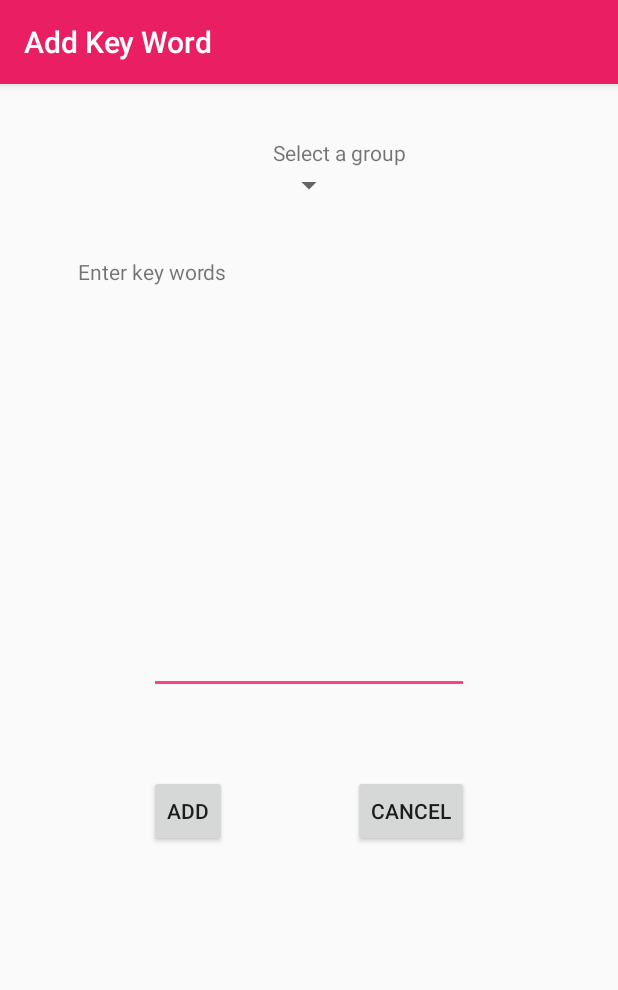
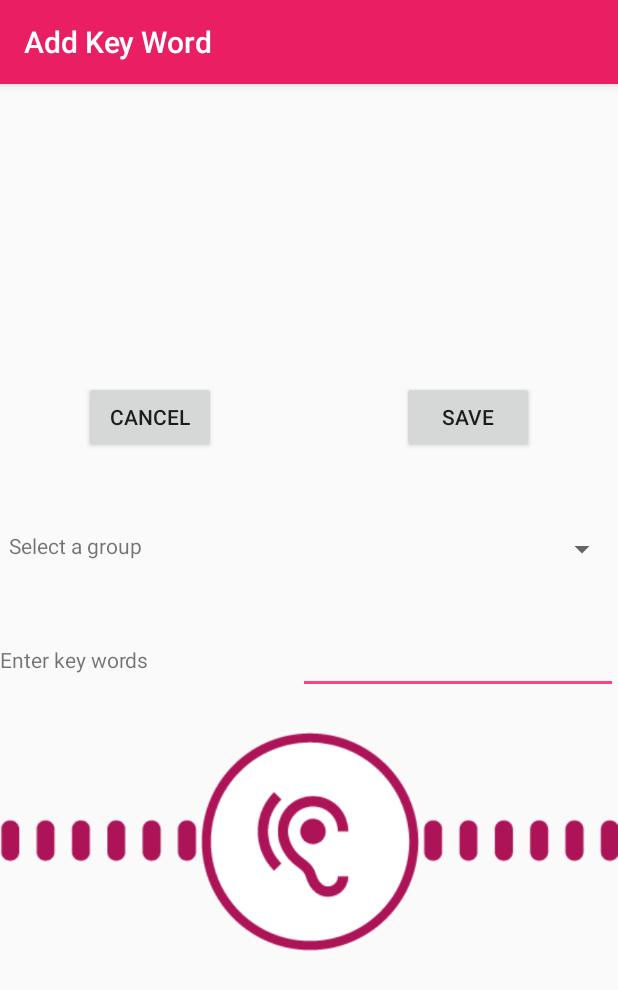
Before and after one commit to SNAP-SAPIENT/ThirdEar, an Android app: the AddKeyWordActivity screen opened directly, with no data from a screen before it, on a phone screen of 412 x 824 dp. Shown: the top 990 px of the screen. Run offline under Robolectric (Android 15) with nearby library versions, the phone set to English and light mode, and no system bars.

Commit message:
add keyword

```diff
--- a/Android/ThirdEar/app/src/main/res/layout/add_keyword_activity.xml
+++ b/Android/ThirdEar/app/src/main/res/layout/add_keyword_activity.xml
@@ -5,29 +5,31 @@
 
 
     <TextView
-        android:layout_width="wrap_content"
-        android:layout_height="wrap_content"
+        android:layout_width="100dp"
+        android:layout_height="20dp"
         android:text="@string/keywords_select_group"
         android:id="@+id/textView"
-        android:layout_marginTop="36dp"
-        android:layout_alignParentTop="true"
-        android:layout_alignStart="@+id/groups_dropdown" />
+        android:textAlignment="center"
+        android:elegantTextHeight="false"
+        android:layout_alignParentStart="false"
+        android:layout_alignTop="@+id/groups_dropdown" />
 
     <Spinner
-        android:layout_width="wrap_content"
+        android:layout_width="200dp"
         android:layout_height="wrap_content"
         android:id="@+id/groups_dropdown"
-        android:layout_below="@+id/textView"
-        android:layout_centerHorizontal="true" />
+        android:layout_marginBottom="39dp"
+        android:layout_above="@+id/trigger_text"
+        android:layout_alignParentEnd="true"
+        android:layout_toEndOf="@+id/textView" />
 
     <TextView
         android:layout_width="wrap_content"
         android:layout_height="wrap_content"
         android:text="@string/enter_key_words"
         android:id="@+id/textView2"
-        android:layout_marginTop="36dp"
-        android:layout_below="@+id/groups_dropdown"
-        android:layout_alignEnd="@+id/add_keyword" />
+        android:layout_centerVertical="true"
+        android:layout_alignParentStart="true" />
 
     <EditText
         android:layout_width="wrap_content"
@@ -36,29 +38,51 @@
         android:ems="10"
         android:id="@+id/trigger_text"
         android:layout_centerVertical="true"
+        android:layout_alignParentEnd="true" />
+
+    <ImageView
+        android:layout_width="wrap_content"
+        android:layout_height="wrap_content"
+        android:id="@+id/imageView2"
+        android:src="@drawable/soundwave_quiet"
+        android:layout_below="@+id/trigger_text"
         android:layout_centerHorizontal="true" />
 
-    <Button
-        style="?android:attr/buttonStyleSmall"
-        android:layout_width="wrap_content"
-        android:layout_height="wrap_content"
-        android:text="@string/add_keyword"
-        android:id="@+id/add_keyword"
-        android:layout_marginTop="54dp"
-        android:layout_below="@+id/trigger_text"
-        android:layout_alignStart="@+id/trigger_text"
-        android:onClick="addTrigger" />
+    <GridLayout
+        android:layout_width="300dp"
+        android:layout_height="100dp"
+        android:orientation="horizontal"
+        android:rowCount="20"
+        android:columnCount="30"
+        android:background="@null"
+        android:id="@+id/gridLayout"
+        android:layout_above="@+id/textView"
+        android:layout_centerHorizontal="true">
 
-    <Button
-        style="?android:attr/buttonStyleSmall"
-        android:layout_width="wrap_content"
-        android:layout_height="wrap_content"
-        android:text="@string/cancel"
-        android:id="@+id/cancel"
-        android:layout_alignTop="@+id/add_keyword"
-        android:layout_alignEnd="@+id/trigger_text"
-        android:onClick="closeActivity" />
+        <Button
+            android:layout_width="wrap_content"
+            android:layout_height="wrap_content"
+            android:text="@string/cancel"
+            android:id="@+id/cancel"
+            android:onClick="closeActivity"
+            android:layout_row="0"
+            android:layout_column="7"
+            android:layout_alignBaseline="@+id/textView2"
+            android:layout_alignBottom="@+id/textView2"
+            android:layout_toStartOf="@+id/trigger_text" />
 
+        <Button
+            android:layout_width="wrap_content"
+            android:layout_height="wrap_content"
+            android:text="@string/add_keyword"
+            android:id="@+id/add_keyword"
+            android:onClick="addTrigger"
+            android:layout_above="@+id/textView"
+            android:layout_alignParentEnd="true"
+            android:layout_row="0"
+            android:layout_column="29" />
+
+    </GridLayout>
 
 
 </RelativeLayout>
--- a/Android/ThirdEar/app/src/main/res/values/strings.xml
+++ b/Android/ThirdEar/app/src/main/res/values/strings.xml
@@ -20,7 +20,7 @@
     <string name="ok">OK</string>
     <string name="add_key_words">Add Key Word</string>
     <string name="cancel">Cancel</string>
-    <string name="add_keyword">Add</string>
+    <string name="add_keyword">Save</string>
     <string name="keywords_select_group">Select a group</string>
     <string name="enter_key_words">Enter key words</string>
     <string name="add_keyword_group_empty_error">Cannot add keyword as group is empty</string>
```
Also changed, not shown: Android/ThirdEar/app/src/main/res/drawable/quick_view.png (added).
